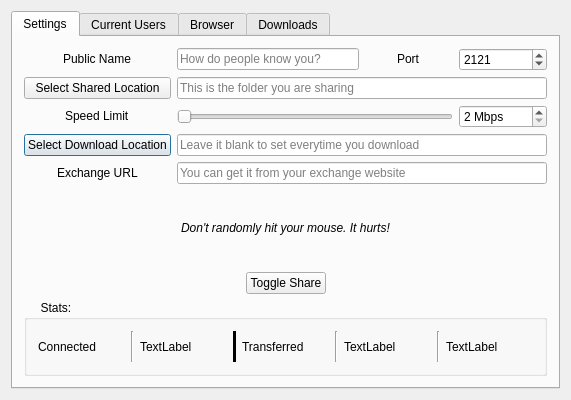
First picture: the form in 21Lane/qt-designer-files/dialog.ui, repository himanshub16/21Lane, before the edit.
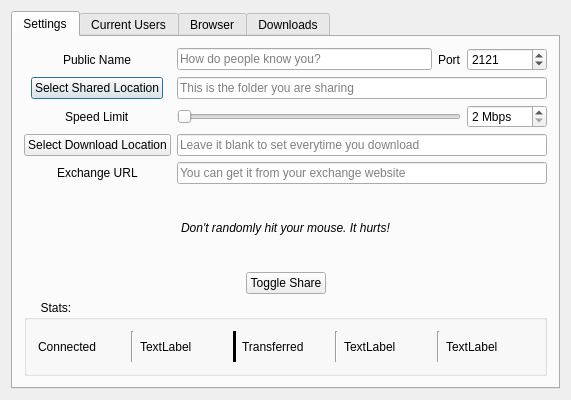
Second picture: the form after the edit. Icons and pictures are not drawn.

Commit message: updated ui with qt resources

```diff
--- a/21Lane/qt-designer-files/dialog.ui
+++ b/21Lane/qt-designer-files/dialog.ui
@@ -26,61 +26,31 @@
       <attribute name="title">
        <string>Settings</string>
       </attribute>
-      <layout class="QHBoxLayout" name="horizontalLayout_4">
+      <layout class="QVBoxLayout" name="verticalLayout">
        <item>
-        <layout class="QVBoxLayout" name="settingsLayout">
-         <item>
-          <layout class="QGridLayout" name="settingsGrid">
-           <item row="4" column="0">
-            <widget class="QPushButton" name="downloadLocationBtn">
-             <property name="text">
-              <string>Select Download Location</string>
-             </property>
-            </widget>
-           </item>
-           <item row="0" column="0" alignment="Qt::AlignHCenter|Qt::AlignVCenter">
+        <layout class="QGridLayout" name="settingsLayout">
+         <item row="0" column="0" alignment="Qt::AlignHCenter">
             <widget class="QLabel" name="publicNameLbl">
              <property name="text">
               <string>Public Name</string>
              </property>
             </widget>
            </item>
-           <item row="3" column="0" alignment="Qt::AlignHCenter|Qt::AlignVCenter">
-            <widget class="QLabel" name="speedLimitLbl">
-             <property name="text">
-              <string>Speed Limit</string>
-             </property>
-            </widget>
-           </item>
-           <item row="5" column="0" alignment="Qt::AlignHCenter|Qt::AlignVCenter">
-            <widget class="QLabel" name="exchangeURLLbl">
-             <property name="text">
-              <string>Exchange URL</string>
-             </property>
-            </widget>
-           </item>
-           <item row="5" column="1" colspan="4">
-            <widget class="QLineEdit" name="exchangeURLInput">
-             <property name="placeholderText">
-              <string>You can get it from your exchange website</string>
-             </property>
-            </widget>
-           </item>
-           <item row="0" column="1" colspan="2">
+         <item row="0" column="1">
             <widget class="QLineEdit" name="publicNameInput">
              <property name="placeholderText">
               <string>How do people know you?</string>
              </property>
             </widget>
            </item>
-           <item row="0" column="3" alignment="Qt::AlignHCenter|Qt::AlignVCenter">
+         <item row="0" column="2">
             <widget class="QLabel" name="portLbl">
              <property name="text">
               <string>Port</string>
              </property>
             </widget>
            </item>
-           <item row="0" column="4">
+         <item row="0" column="3">
             <widget class="QSpinBox" name="port">
              <property name="minimum">
               <number>1025</number>
@@ -93,41 +63,21 @@
              </property>
             </widget>
            </item>
-           <item row="3" column="1" colspan="3">
-            <widget class="QSlider" name="speedLimitSlider">
-             <property name="minimum">
-              <number>2</number>
-             </property>
-             <property name="maximum">
-              <number>10</number>
-             </property>
-             <property name="orientation">
-              <enum>Qt::Horizontal</enum>
-             </property>
-            </widget>
-           </item>
-           <item row="4" column="1" colspan="4">
-            <widget class="QLineEdit" name="downloadLocationInput">
-             <property name="placeholderText">
-              <string>Leave it blank to set everytime you download</string>
-             </property>
-            </widget>
-           </item>
-           <item row="1" column="0">
+         <item row="1" column="0" alignment="Qt::AlignHCenter">
             <widget class="QPushButton" name="sharedLocationBtn">
              <property name="text">
               <string>Select Shared Location</string>
              </property>
             </widget>
            </item>
-           <item row="1" column="1" colspan="4">
-            <widget class="QLineEdit" name="sharedLocationInput">
-             <property name="placeholderText">
-              <string>This is the folder you are sharing</string>
+         <item row="2" column="0" alignment="Qt::AlignHCenter">
+          <widget class="QLabel" name="speedLimitLbl">
+           <property name="text">
+            <string>Speed Limit</string>
              </property>
             </widget>
            </item>
-           <item row="3" column="4">
+         <item row="2" column="3">
             <widget class="QSpinBox" name="speedLimitSpin">
              <property name="suffix">
               <string> Mbps</string>
@@ -140,6 +90,54 @@
              </property>
             </widget>
            </item>
+         <item row="3" column="0" alignment="Qt::AlignHCenter">
+          <widget class="QPushButton" name="downloadLocationBtn">
+           <property name="text">
+            <string>Select Download Location</string>
+           </property>
+          </widget>
+         </item>
+         <item row="4" column="0" alignment="Qt::AlignHCenter">
+          <widget class="QLabel" name="exchangeURLLbl">
+           <property name="text">
+            <string>Exchange URL</string>
+           </property>
+          </widget>
+         </item>
+         <item row="1" column="1" colspan="3">
+          <widget class="QLineEdit" name="sharedLocationInput">
+           <property name="placeholderText">
+            <string>This is the folder you are sharing</string>
+           </property>
+          </widget>
+         </item>
+         <item row="2" column="1" colspan="2">
+          <widget class="QSlider" name="speedLimitSlider">
+           <property name="minimum">
+            <number>2</number>
+           </property>
+           <property name="maximum">
+            <number>10</number>
+           </property>
+           <property name="orientation">
+            <enum>Qt::Horizontal</enum>
+           </property>
+          </widget>
+         </item>
+         <item row="3" column="1" colspan="3">
+          <widget class="QLineEdit" name="downloadLocationInput">
+           <property name="placeholderText">
+            <string>Leave it blank to set everytime you download</string>
+           </property>
+          </widget>
+         </item>
+         <item row="4" column="1" colspan="3">
+          <widget class="QLineEdit" name="exchangeURLInput">
+           <property name="placeholderText">
+            <string>You can get it from your exchange website</string>
+           </property>
+          </widget>
+         </item>
           </layout>
          </item>
          <item>
@@ -307,8 +305,6 @@
           </widget>
          </item>
         </layout>
-       </item>
-      </layout>
      </widget>
      <widget class="QWidget" name="usersListTab">
       <attribute name="title">
```
Left out of the diff: 7 changed lines with no effect on the pictures. Lines whose indentation alone changed are shown as unchanged. The commit also changes 4 other files.
